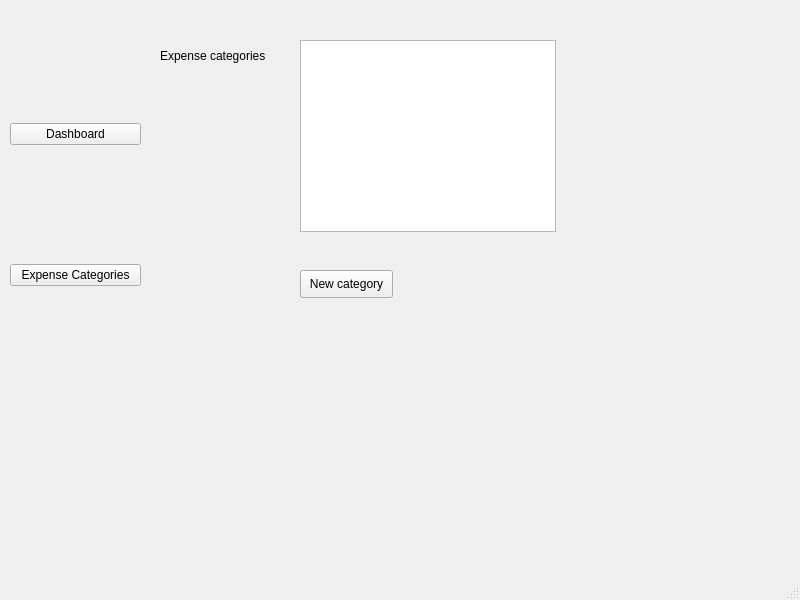
IvayloKarakashev/finance-tracker, file expense_categories.ui: the form before one commit.
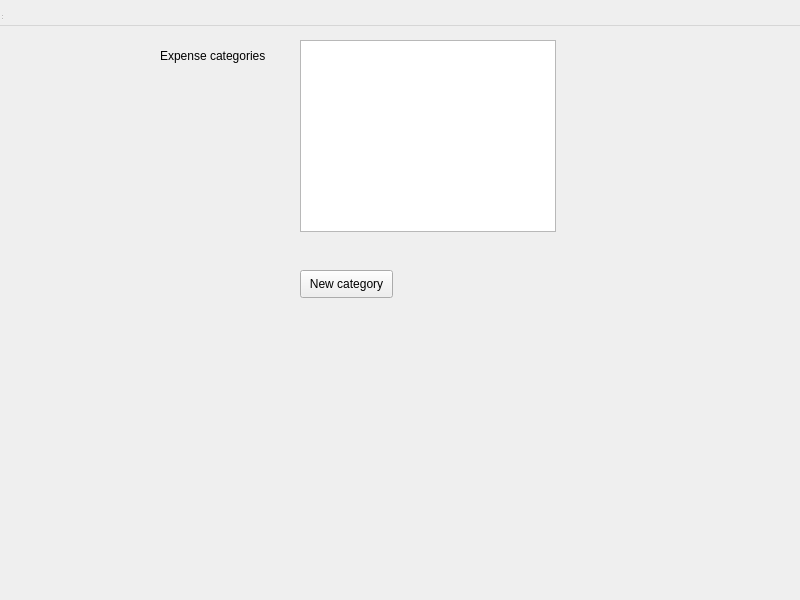
The form after the commit.

```diff
--- a/expense_categories.ui
+++ b/expense_categories.ui
@@ -1,7 +1,7 @@
 <?xml version="1.0" encoding="UTF-8"?>
 <ui version="4.0">
- <class>MainWindow</class>
- <widget class="QMainWindow" name="MainWindow">
+ <class>ExpenseCategoriesPage</class>
+ <widget class="QWidget" name="ExpenseCategoriesPage">
   <property name="geometry">
    <rect>
     <x>0</x>
@@ -13,8 +13,16 @@
   <property name="windowTitle">
    <string>MainWindow</string>
   </property>
-  <widget class="QWidget" name="centralwidget">
-   <widget class="QWidget" name="verticalLayoutWidget">
+  <widget class="QWidget" name="centralwidget" native="true">
+   <property name="geometry">
+    <rect>
+     <x>0</x>
+     <y>0</y>
+     <width>566</width>
+     <height>411</height>
+    </rect>
+   </property>
+   <widget class="QWidget" name="verticalLayoutWidget" native="true">
     <property name="geometry">
      <rect>
       <x>10</x>
@@ -23,22 +31,6 @@
       <height>391</height>
      </rect>
     </property>
-    <layout class="QVBoxLayout" name="verticalLayout">
-     <item>
-      <widget class="QPushButton" name="dashboardButton">
-       <property name="text">
-        <string>Dashboard</string>
-       </property>
-      </widget>
-     </item>
-     <item>
-      <widget class="QPushButton" name="expenseCategoriesButton">
-       <property name="text">
-        <string>Expense Categories</string>
-       </property>
-      </widget>
-     </item>
-    </layout>
    </widget>
    <widget class="QLabel" name="balanceLabel">
     <property name="geometry">
@@ -87,7 +79,16 @@
     </rect>
    </property>
   </widget>
-  <widget class="QStatusBar" name="statusbar"/>
+  <widget class="QStatusBar" name="statusbar">
+   <property name="geometry">
+    <rect>
+     <x>0</x>
+     <y>0</y>
+     <width>3</width>
+     <height>21</height>
+    </rect>
+   </property>
+  </widget>
  </widget>
  <resources/>
  <connections/>
```
